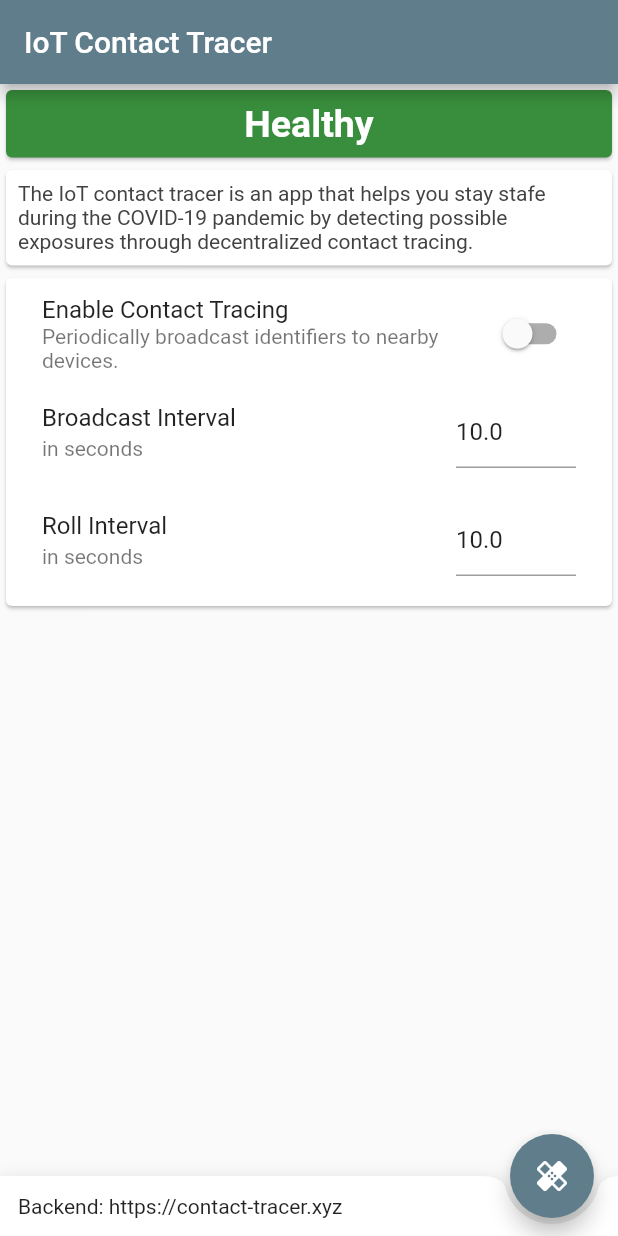
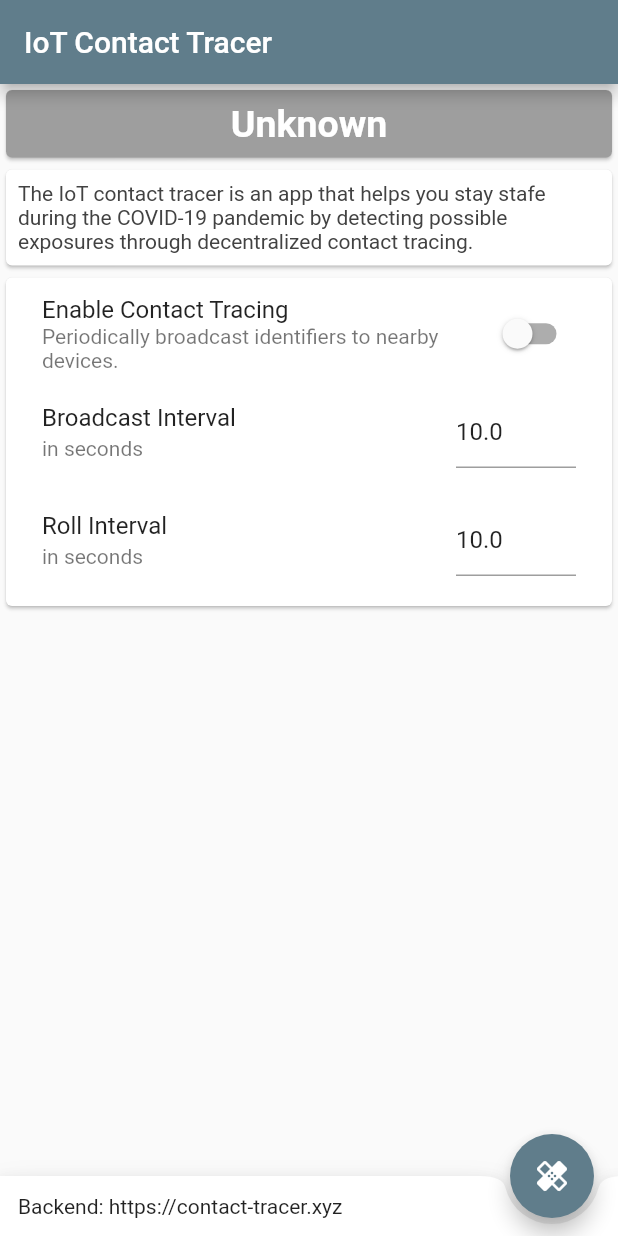
Before and after one commit to fwcd/iot-contact-tracer, a Flutter app: the screen it shows after launch, after a tap on the "healing" icon, on a phone screen of 412 x 824 dp. Run offline on Flutter 3.47's test engine with Material 2 defaults, Android fonts, the light colour scheme and no system bars; network calls fail.

Commit message:
Make health status 3-valued (adding an unknown state)

```diff
--- /dev/null
+++ b/mobile-client/contact_tracer/lib/model/health_status.dart
@@ -0,0 +1,18 @@
+enum HealthStatus {
+  healthy,
+  exposed,
+  unknown
+}
+
+extension HealthStatusLabel on HealthStatus {
+  String get label {
+    switch (this) {
+      case HealthStatus.healthy:
+        return "Healthy";
+      case HealthStatus.exposed:
+        return "Exposed";
+      case HealthStatus.unknown:
+        return "Unknown";
+    }
+  }
+}
--- /dev/null
+++ b/mobile-client/contact_tracer/lib/util/string_utils.dart
@@ -0,0 +1,5 @@
+extension StringUtils on String {
+  String capitalize() {
+    return '${this[0].toUpperCase()}${this.substring(1)}';
+  }
+}
--- a/mobile-client/contact_tracer/lib/view/home_page.dart
+++ b/mobile-client/contact_tracer/lib/view/home_page.dart
@@ -1,8 +1,8 @@
+import 'package:contact_tracer/model/health_status.dart';
+import 'package:contact_tracer/view/feed_card.dart';
+import 'package:contact_tracer/view/number_list_tile.dart';
 import 'package:flutter/material.dart';
 import 'package:http/http.dart' as http;
-
-import 'feed_card.dart';
-import 'number_list_tile.dart';
 
 class ContactTracerHomePage extends StatefulWidget {
   final String backendUrl;
@@ -21,7 +21,7 @@ class ContactTracerHomePage extends StatefulWidget {
 
 class _ContactTracerHomePageState extends State<ContactTracerHomePage> {
   String backendUrl;
-  bool _healthy = true;
+  HealthStatus _health = HealthStatus.unknown;
   bool _enabled = false;
   double _broadcastIntervalSec = 10;
   double _rollIntervalSec = 10;
@@ -48,12 +48,26 @@ class _ContactTracerHomePageState extends State<ContactTracerHomePage> {
       }
     );
     setState(() {
-      _healthy = response.statusCode == 200;
+      _health = response.statusCode == 200 ? HealthStatus.healthy : HealthStatus.exposed;
     });
   }
 
   @override
   Widget build(BuildContext context) {
+    Color healthColor;
+
+    switch (_health) {
+      case HealthStatus.healthy:
+        healthColor = Colors.green[700];
+        break;
+      case HealthStatus.exposed:
+        healthColor = Colors.red;
+        break;
+      default:
+        healthColor = Colors.grey;
+        break;
+    }
+
     return Scaffold(
       appBar: AppBar(
         title: Text(widget.title),
@@ -61,11 +75,11 @@ class _ContactTracerHomePageState extends State<ContactTracerHomePage> {
       body: ListView(
         children: <Widget>[
           FeedCard(
-            color: _healthy ? Colors.green[700] : Colors.red,
+            color: healthColor,
             child: Column(
               children: <Widget>[
                 Text(
-                  _healthy ? 'Healthy' : 'Exposed',
+                  _health.label,
                   style: TextStyle(
                     color: Colors.white,
                     fontSize: 25.0,
```
